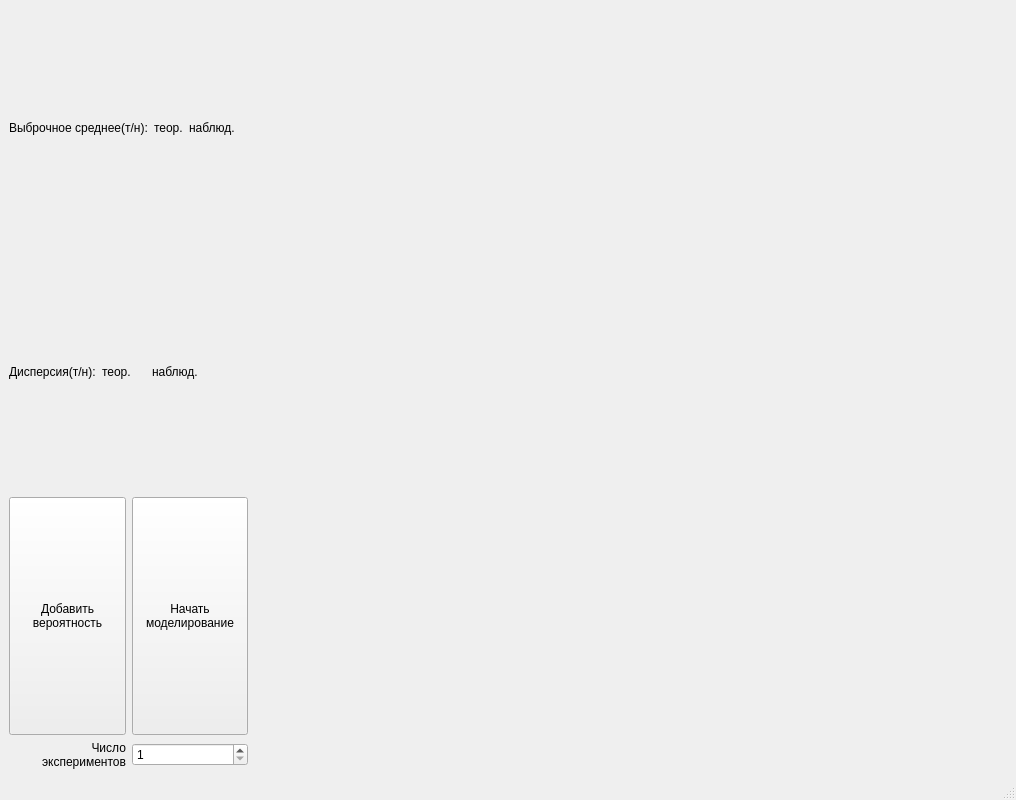
sccacsc/imit_mod, file lab9/mainwindow.ui: the form before one commit.
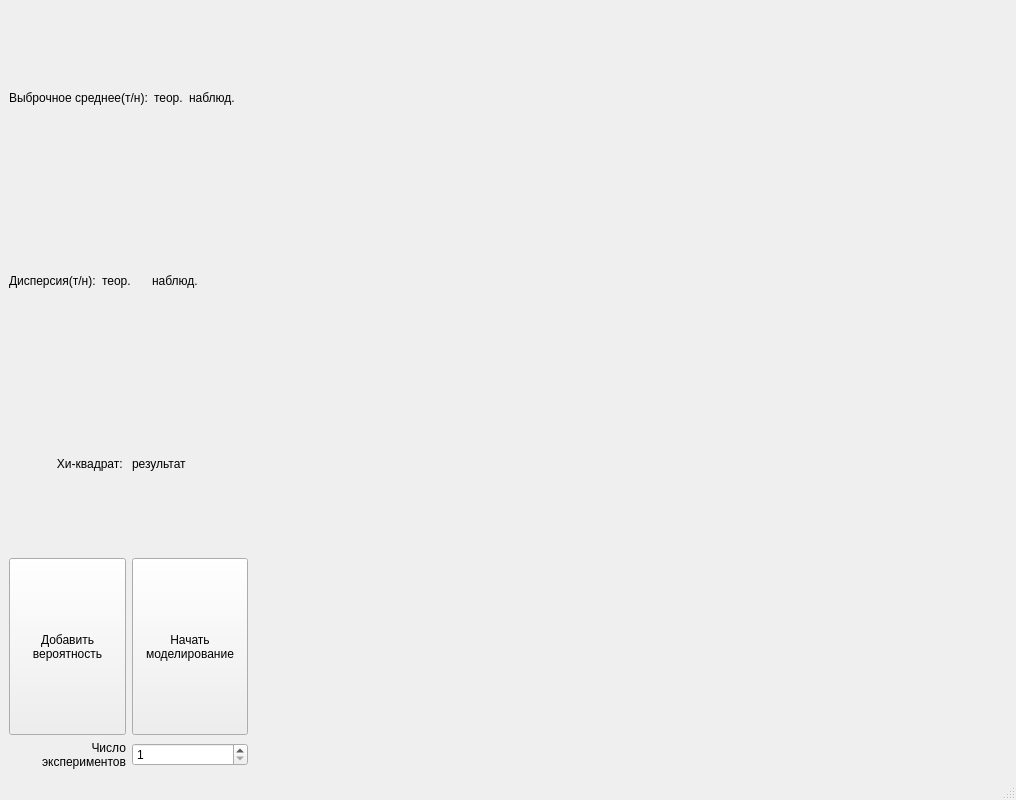
The form after the commit.

Commit message: Добавил хи-квадрат

```diff
--- a/lab9/mainwindow.ui
+++ b/lab9/mainwindow.ui
@@ -30,7 +30,7 @@
     <item>
      <layout class="QHBoxLayout" name="horizontalLayout_3" stretch="0,1">
       <item>
-       <layout class="QVBoxLayout" name="verticalLayout" stretch="0,0,0,0">
+       <layout class="QVBoxLayout" name="verticalLayout" stretch="0,0,0,0,0">
         <property name="sizeConstraint">
          <enum>QLayout::SizeConstraint::SetMinimumSize</enum>
         </property>
@@ -98,6 +98,27 @@
           </item>
          </layout>
         </item>
+        <item>
+         <layout class="QHBoxLayout" name="horizontalLayout_7">
+          <item>
+           <widget class="QLabel" name="label_3">
+            <property name="text">
+             <string>Хи-квадрат: </string>
+            </property>
+            <property name="alignment">
+             <set>Qt::AlignmentFlag::AlignRight|Qt::AlignmentFlag::AlignTrailing|Qt::AlignmentFlag::AlignVCenter</set>
+            </property>
+           </widget>
+          </item>
+          <item>
+           <widget class="QLabel" name="lbl_chi_squared">
+            <property name="text">
+             <string>результат</string>
+            </property>
+           </widget>
+          </item>
+         </layout>
+        </item>
         <item>
          <layout class="QHBoxLayout" name="horizontalLayout">
           <property name="spacing">
```
The commit also changes 5 other files.
